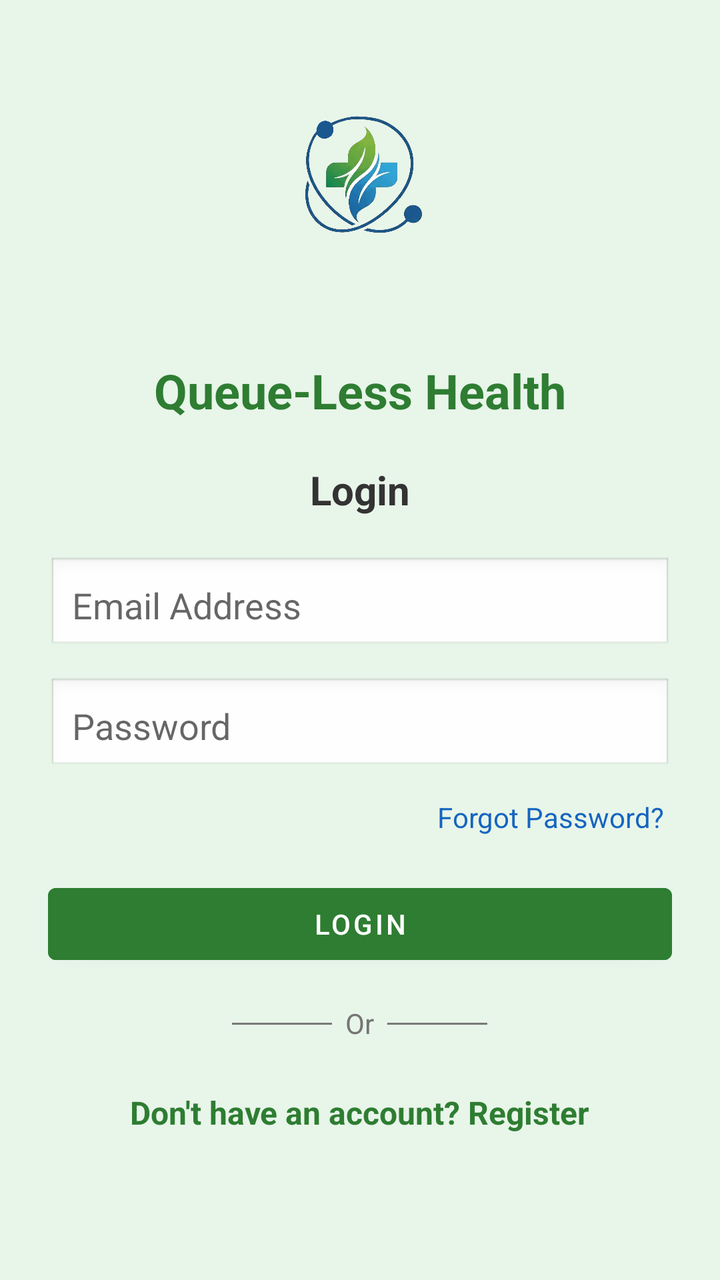
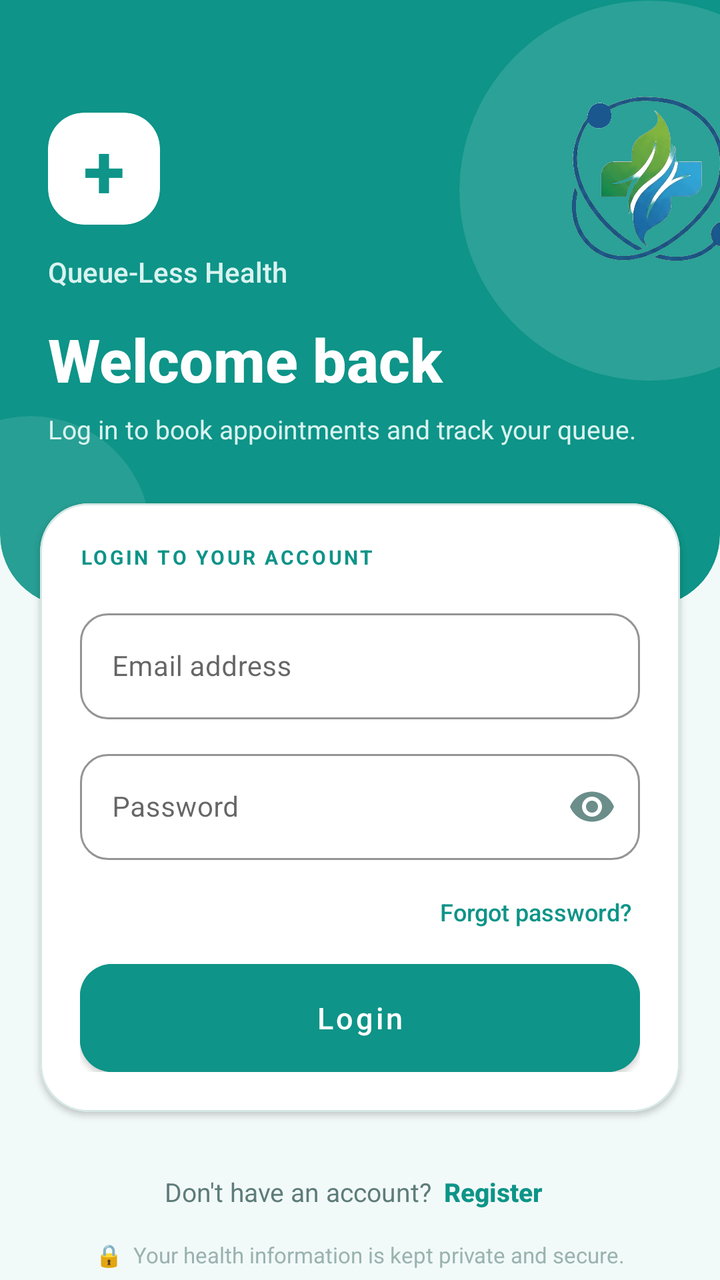

The first picture is an Android layout as it rendered before a commit; the second is the same layout after the commit. The layout source and the unified diff follow.
<!-- AndroidManifest.xml: application theme Theme.QueueLessHealth -->
<!-- res/layout/activity_login.xml -->
<?xml version="1.0" encoding="utf-8"?>
<LinearLayout xmlns:android="http://schemas.android.com/apk/res/android"
    xmlns:app="http://schemas.android.com/apk/res-auto"
    xmlns:tools="http://schemas.android.com/tools"
    android:layout_width="match_parent"
    android:layout_height="match_parent"
    android:background="#E8F5E9"
    android:gravity="center_horizontal"
    android:orientation="vertical"
    android:padding="24dp">

    <ImageView
        android:id="@+id/imageView2"
        android:layout_width="439dp"
        android:layout_height="135dp"
        android:contentDescription="Logo"
        app:srcCompat="@drawable/firefly_removebackground" />

    <TextView
        android:id="@+id/tvLogo"
        android:layout_width="wrap_content"
        android:layout_height="wrap_content"
        android:layout_marginTop="20dp"
        android:layout_marginBottom="20dp"
        android:text="Queue-Less Health"
        android:textColor="#2E7D32"
        android:textSize="24sp"
        android:textStyle="bold" />

    <TextView
        android:layout_width="wrap_content"
        android:layout_height="wrap_content"
        android:layout_marginBottom="20dp"
        android:text="Login"
        android:textColor="#333333"
        android:textSize="20sp"
        android:textStyle="bold" />

    <EditText
        android:id="@+id/etEmail"
        android:layout_width="match_parent"
        android:layout_height="wrap_content"
        android:layout_marginBottom="12dp"
        android:background="@android:drawable/edit_text"
        android:hint="Email Address"
        android:inputType="textEmailAddress"
        android:padding="12dp" />

    <EditText
        android:id="@+id/etPassword"
        android:layout_width="match_parent"
        android:layout_height="wrap_content"
        android:layout_marginBottom="8dp"
        android:background="@android:drawable/edit_text"
        android:hint="Password"
        android:inputType="textPassword"
        android:padding="12dp" />

    <TextView
        android:id="@+id/tvForgotPassword"
        android:layout_width="wrap_content"
        android:layout_height="wrap_content"
        android:layout_gravity="end"
        android:layout_marginBottom="16dp"
        android:padding="4dp"
        android:text="Forgot Password?"
        android:textColor="#1565C0" />

    <Button
        android:id="@+id/btnLogin"
        android:layout_width="match_parent"
        android:layout_height="wrap_content"
        android:layout_marginBottom="16dp"
        android:backgroundTint="#2E7D32"
        android:text="Login"
        android:textColor="#FFFFFF" />

    <TextView
        android:layout_width="wrap_content"
        android:layout_height="wrap_content"
        android:layout_marginBottom="16dp"
        android:text="─────  Or  ─────"
        android:textColor="#757575" />

    <TextView
        android:id="@+id/tvRegister"
        android:layout_width="wrap_content"
        android:layout_height="wrap_content"
        android:padding="8dp"
        android:text="Don't have an account? Register"
        android:textColor="#2E7D32"
        android:textSize="16sp"
        android:textStyle="bold" />

</LinearLayout>
<!-- resources referenced by this layout -->
<resources>
  <!-- drawable firefly_removebackground: png bitmap (drawable, 436808 bytes) -->
  <style name="Theme.QueueLessHealth" parent="Theme.MaterialComponents.DayNight.DarkActionBar">
          
          <item name="colorPrimary">@color/purple_500</item>
          <item name="colorPrimaryVariant">@color/purple_700</item>
          <item name="colorOnPrimary">@color/white</item>
          
          <item name="colorSecondary">@color/teal_200</item>
          <item name="colorSecondaryVariant">@color/teal_700</item>
          <item name="colorOnSecondary">@color/black</item>
          
          <item name="android:statusBarColor">?attr/colorPrimaryVariant</item>
          
      </style>
  <color name="purple_500">#FF6200EE</color>
  <color name="purple_700">#FF3700B3</color>
  <color name="white">#FFFFFFFF</color>
  <color name="teal_200">#FF03DAC5</color>
  <color name="teal_700">#FF018786</color>
  <color name="black">#FF000000</color>
</resources>

<!-- the commit's change to res/layout/activity_login.xml (unified diff, before → after) -->
@@ -1,95 +1,285 @@
 <?xml version="1.0" encoding="utf-8"?>
-<LinearLayout xmlns:android="http://schemas.android.com/apk/res/android"
+<ScrollView xmlns:android="http://schemas.android.com/apk/res/android"
     xmlns:app="http://schemas.android.com/apk/res-auto"
     xmlns:tools="http://schemas.android.com/tools"
+    android:id="@+id/scrollRoot"
     android:layout_width="match_parent"
     android:layout_height="match_parent"
-    android:background="#E8F5E9"
-    android:gravity="center_horizontal"
-    android:orientation="vertical"
-    android:padding="24dp">
-
-    <ImageView
-        android:id="@+id/imageView2"
-        android:layout_width="439dp"
-        android:layout_height="135dp"
-        android:contentDescription="Logo"
-        app:srcCompat="@drawable/firefly_removebackground" />
-
-    <TextView
-        android:id="@+id/tvLogo"
-        android:layout_width="wrap_content"
-        android:layout_height="wrap_content"
-        android:layout_marginTop="20dp"
-        android:layout_marginBottom="20dp"
-        android:text="Queue-Less Health"
-        android:textColor="#2E7D32"
-        android:textSize="24sp"
-        android:textStyle="bold" />
-
-    <TextView
-        android:layout_width="wrap_content"
-        android:layout_height="wrap_content"
-        android:layout_marginBottom="20dp"
-        android:text="Login"
-        android:textColor="#333333"
-        android:textSize="20sp"
-        android:textStyle="bold" />
-
-    <EditText
-        android:id="@+id/etEmail"
+    android:background="#F2FAF9"
+    android:fillViewport="true"
+    android:overScrollMode="never"
+    android:scrollbars="none">
+
+    <LinearLayout
         android:layout_width="match_parent"
         android:layout_height="wrap_content"
-        android:layout_marginBottom="12dp"
-        android:background="@android:drawable/edit_text"
-        android:hint="Email Address"
-        android:inputType="textEmailAddress"
-        android:padding="12dp" />
-
-    <EditText
-        android:id="@+id/etPassword"
-        android:layout_width="match_parent"
-        android:layout_height="wrap_content"
-        android:layout_marginBottom="8dp"
-        android:background="@android:drawable/edit_text"
-        android:hint="Password"
-        android:inputType="textPassword"
-        android:padding="12dp" />
-
-    <TextView
-        android:id="@+id/tvForgotPassword"
-        android:layout_width="wrap_content"
-        android:layout_height="wrap_content"
-        android:layout_gravity="end"
-        android:layout_marginBottom="16dp"
-        android:padding="4dp"
-        android:text="Forgot Password?"
-        android:textColor="#1565C0" />
-
-    <Button
-        android:id="@+id/btnLogin"
-        android:layout_width="match_parent"
-        android:layout_height="wrap_content"
-        android:layout_marginBottom="16dp"
-        android:backgroundTint="#2E7D32"
-        android:text="Login"
-        android:textColor="#FFFFFF" />
-
-    <TextView
-        android:layout_width="wrap_content"
-        android:layout_height="wrap_content"
-        android:layout_marginBottom="16dp"
-        android:text="─────  Or  ─────"
-        android:textColor="#757575" />
-
-    <TextView
-        android:id="@+id/tvRegister"
-        android:layout_width="wrap_content"
-        android:layout_height="wrap_content"
-        android:padding="8dp"
-        android:text="Don't have an account? Register"
-        android:textColor="#2E7D32"
-        android:textSize="16sp"
-        android:textStyle="bold" />
-
-</LinearLayout>
+        android:orientation="vertical">
+
+        
+        <com.google.android.material.card.MaterialCardView
+            android:layout_width="match_parent"
+            android:layout_height="wrap_content"
+            android:layout_marginTop="-40dp"
+            app:cardBackgroundColor="#0E9488"
+            app:cardCornerRadius="36dp"
+            app:cardElevation="0dp"
+            app:strokeWidth="0dp">
+
+            <FrameLayout
+                android:layout_width="match_parent"
+                android:layout_height="wrap_content">
+
+                <com.google.android.material.card.MaterialCardView
+                    android:layout_width="190dp"
+                    android:layout_height="190dp"
+                    android:layout_gravity="top|end"
+                    android:layout_marginTop="40dp"
+                    android:layout_marginEnd="-60dp"
+                    app:cardBackgroundColor="#1FFFFFFF"
+                    app:cardCornerRadius="95dp"
+                    app:cardElevation="0dp"
+                    app:strokeWidth="0dp" >
+
+                    <ImageView
+                        android:id="@+id/imageView4"
+                        android:layout_width="wrap_content"
+                        android:layout_height="wrap_content"
+                        app:srcCompat="@drawable/firefly_removebackground" />
+                </com.google.android.material.card.MaterialCardView>
+
+                <com.google.android.material.card.MaterialCardView
+                    android:layout_width="120dp"
+                    android:layout_height="120dp"
+                    android:layout_gravity="bottom|start"
+                    android:layout_marginStart="-45dp"
+                    android:layout_marginBottom="-25dp"
+                    app:cardBackgroundColor="#1AFFFFFF"
+                    app:cardCornerRadius="60dp"
+                    app:cardElevation="0dp"
+                    app:strokeWidth="0dp" />
+
+                <LinearLayout
+                    android:layout_width="match_parent"
+                    android:layout_height="wrap_content"
+                    android:orientation="vertical"
+                    android:paddingStart="24dp"
+                    android:paddingTop="96dp"
+                    android:paddingEnd="24dp"
+                    android:paddingBottom="80dp">
+
+                    
+                    <com.google.android.material.card.MaterialCardView
+                        android:layout_width="56dp"
+                        android:layout_height="56dp"
+                        app:cardBackgroundColor="#FFFFFF"
+                        app:cardCornerRadius="18dp"
+                        app:cardElevation="0dp"
+                        app:strokeWidth="0dp">
+
+                        <TextView
+                            android:layout_width="match_parent"
+                            android:layout_height="match_parent"
+                            android:gravity="center"
+                            android:importantForAccessibility="no"
+                            android:text="+"
+                            android:textColor="#0E9488"
+                            android:textSize="38sp"
+                            android:textStyle="bold" />
+                    </com.google.android.material.card.MaterialCardView>
+
+                    <TextView
+                        android:layout_width="match_parent"
+                        android:layout_height="wrap_content"
+                        android:layout_marginTop="14dp"
+                        android:fontFamily="sans-serif-medium"
+                        android:text="Queue-Less Health"
+                        android:textColor="#D9F3F0"
+                        android:textSize="14sp" />
+
+                    <TextView
+                        android:layout_width="match_parent"
+                        android:layout_height="wrap_content"
+                        android:layout_marginTop="14dp"
+                        android:fontFamily="sans-serif-medium"
+                        android:text="Welcome back"
+                        android:textColor="#FFFFFF"
+                        android:textSize="30sp"
+                        android:textStyle="bold" />
+
+                    <TextView
+                        android:layout_width="match_parent"
+                        android:layout_height="wrap_content"
+                        android:layout_marginTop="6dp"
+                        android:lineSpacingExtra="2dp"
+                        android:text="Log in to book appointments and track your queue."
+                        android:textColor="#D9F3F0"
+                        android:textSize="13sp" />
+                </LinearLayout>
+            </FrameLayout>
+        </com.google.android.material.card.MaterialCardView>
+
+        
+        <com.google.android.material.card.MaterialCardView
+            android:layout_width="match_parent"
+            android:layout_height="wrap_content"
+            android:layout_marginStart="20dp"
+            android:layout_marginTop="-52dp"
+            android:layout_marginEnd="20dp"
+            app:cardBackgroundColor="#FFFFFF"
+            app:cardCornerRadius="24dp"
+            app:cardElevation="2dp"
+            app:strokeColor="#D5E7E4"
+            app:strokeWidth="1dp">
+
+            <LinearLayout
+                android:layout_width="match_parent"
+                android:layout_height="wrap_content"
+                android:orientation="vertical"
+                android:padding="20dp">
+
+                <TextView
+                    android:layout_width="wrap_content"
+                    android:layout_height="wrap_content"
+                    android:letterSpacing="0.12"
+                    android:text="LOGIN TO YOUR ACCOUNT"
+                    android:textColor="#0E9488"
+                    android:textSize="10sp"
+                    android:textStyle="bold" />
+
+                
+                <com.google.android.material.textfield.TextInputLayout
+                    android:id="@+id/tilEmail"
+                    style="?attr/textInputOutlinedStyle"
+                    android:layout_width="match_parent"
+                    android:layout_height="wrap_content"
+                    android:layout_marginTop="16dp"
+                    android:hint="Email address"
+                    app:boxCornerRadiusBottomEnd="14dp"
+                    app:boxCornerRadiusBottomStart="14dp"
+                    app:boxCornerRadiusTopEnd="14dp"
+                    app:boxCornerRadiusTopStart="14dp"
+                    app:boxStrokeColor="#0E9488"
+                    app:hintTextColor="#0E9488">
+
+                    <com.google.android.material.textfield.TextInputEditText
+                        android:id="@+id/etEmail"
+                        android:layout_width="match_parent"
+                        android:layout_height="wrap_content"
+                        android:imeOptions="actionNext"
+                        android:inputType="textEmailAddress"
+                        android:maxLines="1"
+                        android:textColor="#12302D"
+                        android:textSize="14sp" />
+                </com.google.android.material.textfield.TextInputLayout>
+
+                
+                <com.google.android.material.textfield.TextInputLayout
+                    android:id="@+id/tilPassword"
+                    style="?attr/textInputOutlinedStyle"
+                    android:layout_width="match_parent"
+                    android:layout_height="wrap_content"
+                    android:layout_marginTop="12dp"
+                    android:hint="Password"
+                    app:boxCornerRadiusBottomEnd="14dp"
+                    app:boxCornerRadiusBottomStart="14dp"
+                    app:boxCornerRadiusTopEnd="14dp"
+                    app:boxCornerRadiusTopStart="14dp"
+                    app:boxStrokeColor="#0E9488"
+                    app:endIconMode="password_toggle"
+                    app:endIconTint="#6B8E8A"
+                    app:hintTextColor="#0E9488">
+
+                    <com.google.android.material.textfield.TextInputEditText
+                        android:id="@+id/etPassword"
+                        android:layout_width="match_parent"
+                        android:layout_height="wrap_content"
+                        android:imeOptions="actionDone"
+                        android:inputType="textPassword"
+                        android:maxLines="1"
+                        android:textColor="#12302D"
+                        android:textSize="14sp" />
+                </com.google.android.material.textfield.TextInputLayout>
+
+                
+                <TextView
+                    android:id="@+id/tvForgotPassword"
+                    android:layout_width="wrap_content"
+                    android:layout_height="wrap_content"
+                    android:layout_gravity="end"
+                    android:layout_marginTop="4dp"
+                    android:background="?attr/selectableItemBackground"
+                    android:clickable="true"
+                    android:focusable="true"
+                    android:fontFamily="sans-serif-medium"
+                    android:gravity="center_vertical"
+                    android:minHeight="44dp"
+                    android:paddingStart="4dp"
+                    android:paddingEnd="4dp"
+                    android:text="Forgot password?"
+                    android:textColor="#0E9488"
+                    android:textSize="12sp" />
+
+                
+                <com.google.android.material.button.MaterialButton
+                    android:id="@+id/btnLogin"
+                    android:layout_width="match_parent"
+                    android:layout_height="54dp"
+                    android:layout_marginTop="4dp"
+                    android:backgroundTint="#0E9488"
+                    android:fontFamily="sans-serif-medium"
+                    android:insetTop="0dp"
+                    android:insetBottom="0dp"
+                    android:text="Login"
+                    android:textAllCaps="false"
+                    android:textColor="#FFFFFF"
+                    android:textSize="15sp"
+                    app:cornerRadius="16dp" />
+            </LinearLayout>
+        </com.google.android.material.card.MaterialCardView>
+
+        
+        <LinearLayout
+            android:layout_width="match_parent"
+            android:layout_height="wrap_content"
+            android:gravity="center"
+            android:orientation="horizontal"
+            android:paddingTop="16dp">
+
+            <TextView
+                android:layout_width="wrap_content"
+                android:layout_height="wrap_content"
+                android:text="Don't have an account?"
+                android:textColor="#5E7C79"
+                android:textSize="13sp" />
+
+            <TextView
+                android:id="@+id/tvRegister"
+                android:layout_width="wrap_content"
+                android:layout_height="wrap_content"
+                android:background="?attr/selectableItemBackground"
+                android:clickable="true"
+                android:focusable="true"
+                android:fontFamily="sans-serif-medium"
+                android:gravity="center_vertical"
+                android:minHeight="48dp"
+                android:paddingStart="6dp"
+                android:paddingEnd="6dp"
+                android:text="Register"
+                android:textColor="#0E9488"
+                android:textSize="13sp"
+                android:textStyle="bold" />
+        </LinearLayout>
+
+        <TextView
+            android:layout_width="match_parent"
+            android:layout_height="wrap_content"
+            android:gravity="center"
+            android:paddingStart="32dp"
+            android:paddingEnd="32dp"
+            android:paddingBottom="32dp"
+            android:text="🔒  Your health information is kept private and secure."
+            android:textColor="#9AB3B0"
+            android:textSize="11sp" />
+
+    </LinearLayout>
+</ScrollView>
